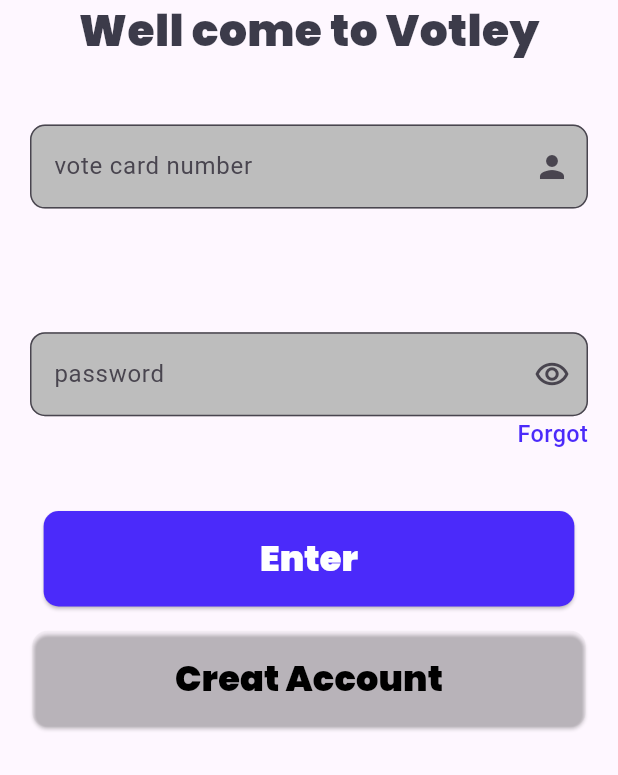
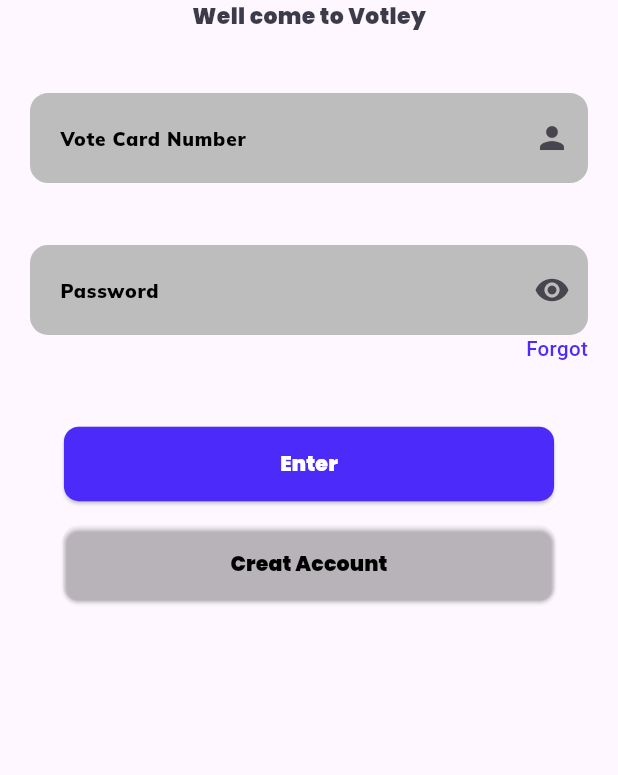
Before and after one commit to UsmanXperience/votingapp, a Flutter app: the Login screen opened directly, on a phone screen of 412 x 824 dp, the part 461-1236 px from its top. Run offline on Flutter 3.47's test engine with Material 3 defaults, Android fonts, the phone set to English and light mode, and no system bars; our stand-ins replace flutter_screenutil, smooth_page_indicator; missing offline and left inert: device_frame; Roboto replaces fonts that are missing (Popins).

Commit message:
second commit

```diff
--- a/lib/custom_wegets/custom_elevated_button.dart
+++ b/lib/custom_wegets/custom_elevated_button.dart
@@ -42,8 +42,8 @@ class Elevated_Button extends StatelessWidget {
         child: Text(
           text,
           style:  TextStyle(
-            fontSize: AppDimensions.twenty4,
-            fontWeight: FontWeight.w500,
+            fontSize: AppDimensions.large,
+            fontWeight: FontWeight.w400,
             fontFamily: 'Poppins',
 
 
--- /dev/null
+++ b/lib/custom_wegets/text_field.dart
@@ -0,0 +1,35 @@
+import 'package:flutter/material.dart';
+import 'package:flutter_screenutil/flutter_screenutil.dart';
+import 'package:votingapp/diamension/diamension.dart';
+
+class CustomTextField extends StatelessWidget {
+  final String hintText;
+  final Widget? suffixIcon;
+
+
+  const CustomTextField({super.key, required this.hintText, this.suffixIcon,});
+
+  @override
+  Widget build(BuildContext context) {
+    return TextField(
+      decoration: InputDecoration(
+        hintText: hintText,
+        hintStyle: TextStyle(
+
+          fontFamily: 'Mulish',
+          fontSize: AppDimensions.normal,
+          fontWeight: FontWeight.w300,
+          color: Colors.black,
+        ),
+        suffixIcon: suffixIcon,
+        filled: true,
+        fillColor: Colors.grey[400],
+        contentPadding: EdgeInsets.symmetric(vertical: 18, horizontal: 16),
+        border: OutlineInputBorder(
+          borderRadius: BorderRadius.circular(12),
+          borderSide: BorderSide.none,
+        ),
+      ),
+    );
+  }
+}
--- a/lib/diamension/diamension.dart
+++ b/lib/diamension/diamension.dart
@@ -7,6 +7,7 @@ class AppDimensions {
   static double large = 14.sp;
   static double fifteen = 15.sp;
   static double extralarge = 16.sp;
+  static double eighteen = 18.sp;
   static double moreextralarge = 20.sp;
   static double twenty4 = 24.sp;
   static double twentyfi = 25.sp;
--- a/lib/route/route.dart
+++ b/lib/route/route.dart
@@ -2,6 +2,7 @@ import 'package:flutter/material.dart';
 import 'package:votingapp/view/home.dart';
 import 'package:votingapp/view/splash_screen.dart';
 
+import '../view/creat_account.dart';
 import '../view/login.dart';
 import '../view/otp.dart';
 
@@ -11,5 +12,6 @@ class AppRoutes {
     Home.id: (context) => Home(),
     Login.id: (context) =>Login(),
     Otp.id:(context) =>Otp(),
+    CreatAccount.id:(context)=>CreatAccount(),
   };
 }
--- a/lib/view/login.dart
+++ b/lib/view/login.dart
@@ -1,7 +1,9 @@
 import 'package:flutter/material.dart';
 import 'package:votingapp/custom_wegets/custom_elevated_button.dart';
+import 'package:votingapp/custom_wegets/text_field.dart';
 import 'package:votingapp/diamension/diamension.dart';
 import 'package:votingapp/extension/extension.dart';
+import 'package:votingapp/view/creat_account.dart';
 import 'package:votingapp/view/otp.dart';
 
 class Login extends StatelessWidget {
@@ -35,34 +37,20 @@ class Login extends StatelessWidget {
                   'Well come to Votley',
                   style: TextStyle(
                     color: Color(0xCF0F1020),
-                    fontSize: AppDimensions.overlarge,
+                    fontSize: AppDimensions.fifteen,
                     fontFamily: 'Poppins',
-                    fontWeight: FontWeight.w600,
+                    fontWeight: FontWeight.w400,
                   ),
                 ),
                 SizedBox(height: screenHeight * 0.05),
-                TextField(
-                  decoration: InputDecoration(
-                    hintText: 'vote card number',
-                    border: OutlineInputBorder(
-                      borderRadius: BorderRadius.circular(10),
-                    ),
-                    filled: true,
-                    fillColor: Colors.grey[400],
-                    suffixIcon: const Icon(Icons.person),
-                  ),
+                CustomTextField(
+                  hintText: 'Vote Card Number',
+                  suffixIcon: Icon(Icons.person),
                 ),
-                SizedBox(height: screenHeight * 0.1),
-                TextField(
-                  decoration: InputDecoration(
-                    hintText: 'password',
-                    border: OutlineInputBorder(
-                      borderRadius: BorderRadius.circular(10),
-                    ),
-                    filled: true,
-                    fillColor: Colors.grey[400],
-                    suffixIcon: const Icon(Icons.remove_red_eye_outlined),
-                  ),
+                SizedBox(height: screenHeight * 0.05),
+                CustomTextField(
+                  hintText: 'Password',
+                  suffixIcon: Icon(Icons.remove_red_eye),
                 ),
                 Align(
                   alignment: Alignment.topRight,
@@ -72,7 +60,7 @@ class Login extends StatelessWidget {
                       fontFamily: 'Popins',
                       color: Color(0xFF4B2AFA),
                       fontWeight: FontWeight.w500,
-                      fontSize: AppDimensions.extralarge,
+                      fontSize: AppDimensions.large,
                     ),
                   ),
                 ),
@@ -93,9 +81,9 @@ class Login extends StatelessWidget {
                   textColor: Colors.black,
                   backgroundcolor: Colors.transparent,
                   onPressed: () {
-                    Navigator.pushNamed(context, Otp.id);
+                    Navigator.pushNamed(context, CreatAccount.id);
                   },
-                  horizontalPadding: screenWidth * 0.23,
+                  horizontalPadding: screenWidth * 0.27,
                   verticalPadding: screenHeight * 0.018,
                 ),
               ],
--- a/pubspec.yaml
+++ b/pubspec.yaml
@@ -29,6 +29,8 @@ environment:
 # versions available, run `flutter pub outdated`.
 dependencies:
   flutter_screenutil: ^5.9.0
+  device_frame: ^1.1.0
+
   flutter:
     sdk: flutter
 
@@ -82,6 +84,9 @@ flutter:
           weight: 500
         - asset: fonts/Poppins-Black.ttf
           weight: 700
+    - family: Mulish
+      fonts:
+        - asset: fonts/Mulish-Black.ttf
 
 
   #         style: italic
```
Also changed, not shown: lib/custom_wegets/custom_back_button.dart (added, +36 -0 lines), lib/custom_wegets/phone-card.dart (added, +131 -0 lines), lib/main.dart (+17 -4 lines), lib/view/creat_account.dart (added, +79 -0 lines), lib/view/home.dart (+9 -9 lines), lib/view/otp.dart (+51 -2 lines), fonts/Mulish-Black.ttf (added), pubspec.lock.
